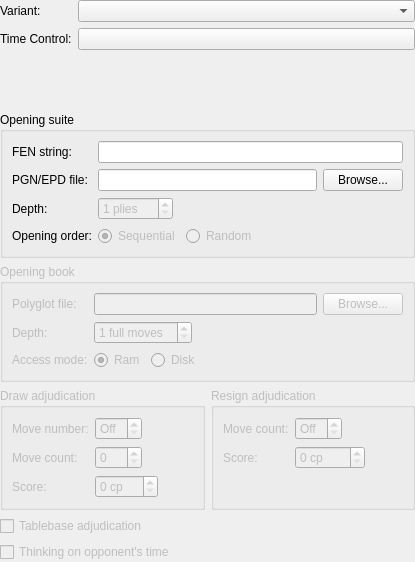
This is projects/gui/ui/gamesettingswidget.ui in cutechess/cutechess as Qt 5 draws it before an edit. The edited form follows.
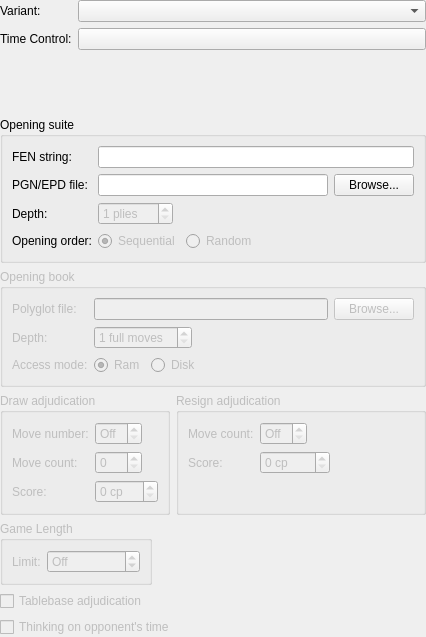
This is the edited form.

Commit message:
Add support for length-based draw adjudication to the library, request #325.
Add option -maxmoves n to CLI to limit the number of moves in a game:
adjudicate longer games as drawn.

Add corresponding spin box to the game configuration of the GUI.

```diff
--- a/projects/gui/ui/gamesettingswidget.ui
+++ b/projects/gui/ui/gamesettingswidget.ui
@@ -6,8 +6,8 @@
    <rect>
     <x>0</x>
     <y>0</y>
-    <width>415</width>
-    <height>562</height>
+    <width>426</width>
+    <height>637</height>
    </rect>
   </property>
   <property name="windowTitle">
@@ -308,8 +308,11 @@
     </widget>
    </item>
    <item>
-    <layout class="QHBoxLayout" name="horizontalLayout">
-     <item>
+    <layout class="QFormLayout" name="formLayout_6">
+     <property name="fieldGrowthPolicy">
+      <enum>QFormLayout::AllNonFixedFieldsGrow</enum>
+     </property>
+     <item row="1" column="0">
       <widget class="QGroupBox" name="m_drawAdjudicationGroup">
        <property name="enabled">
         <bool>false</bool>
@@ -402,7 +405,7 @@
        </layout>
       </widget>
      </item>
-     <item>
+     <item row="1" column="1">
       <widget class="QGroupBox" name="m_resignAdjudicationGroup">
        <property name="enabled">
         <bool>false</bool>
@@ -469,6 +472,53 @@
        </layout>
       </widget>
      </item>
+     <item row="2" column="0">
+      <widget class="QGroupBox" name="m_gameLengthGroup">
+       <property name="enabled">
+        <bool>false</bool>
+       </property>
+       <property name="title">
+        <string>Game Length</string>
+       </property>
+       <layout class="QHBoxLayout" name="horizontalLayout">
+        <item>
+         <widget class="QLabel" name="m_maxGameLengthLabel">
+          <property name="text">
+           <string>Limit:</string>
+          </property>
+         </widget>
+        </item>
+        <item>
+         <widget class="QSpinBox" name="m_maxGameLengthSpin">
+          <property name="toolTip">
+           <string>The game will be adjucated as drawn when move limit is reached</string>
+          </property>
+          <property name="toolTipDuration">
+           <number>-1</number>
+          </property>
+          <property name="wrapping">
+           <bool>true</bool>
+          </property>
+          <property name="specialValueText">
+           <string>Off</string>
+          </property>
+          <property name="suffix">
+           <string> moves</string>
+          </property>
+          <property name="minimum">
+           <number>0</number>
+          </property>
+          <property name="maximum">
+           <number>5000</number>
+          </property>
+          <property name="value">
+           <number>0</number>
+          </property>
+         </widget>
+        </item>
+       </layout>
+      </widget>
+     </item>
     </layout>
    </item>
    <item>
```
The commit also changes 6 other files.
